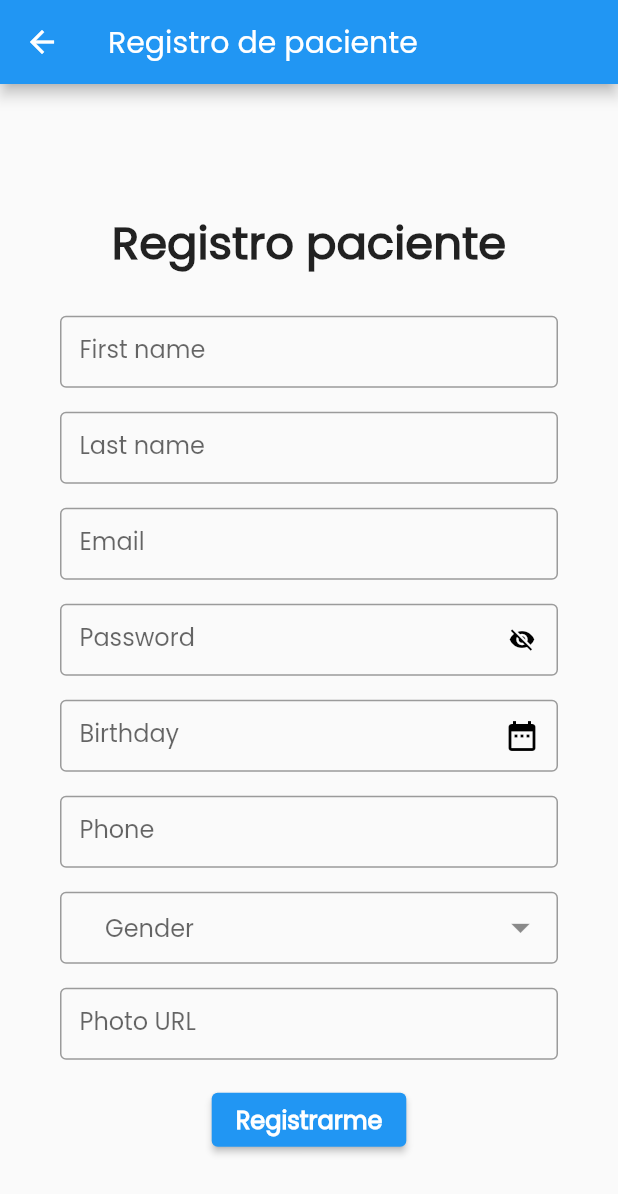
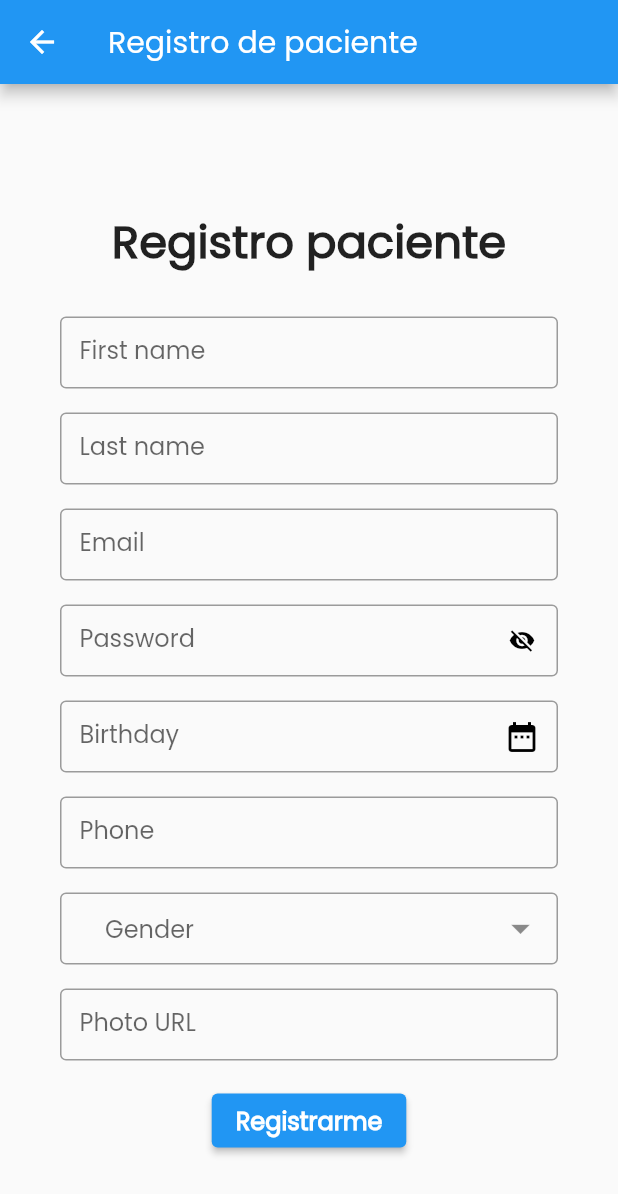
Before and after one commit to CodeTech-Emergentes/MOBILE-APP, a Flutter app: the RegisterPatient screen opened by its route, on a phone screen of 412 x 824 dp. Shown: the top 1194 px of the screen. Run offline on Flutter 3.47's test engine with Material 2 defaults, Android fonts, the phone set to English and light mode, and no system bars; our stand-ins replace cached_network_image, date_format, dropdown_button2, fluttertoast, get, shared_preferences; missing offline and left inert: agora_uikit, flutter_stripe; accounts and stored records are empty; network calls fail.

```diff
--- a/lib/pages/authentication/registerPatient.dart
+++ b/lib/pages/authentication/registerPatient.dart
@@ -104,7 +104,7 @@ class _RegisterPatientState extends State<RegisterPatient> {
                               fontSize: 30,
                             )),
                       ),
-                      SizedBox(height: 16),
+                      SizedBox(height: 17),
                       TextField(
                         controller: controllerFirtsName,
                         decoration: InputDecoration(
```
